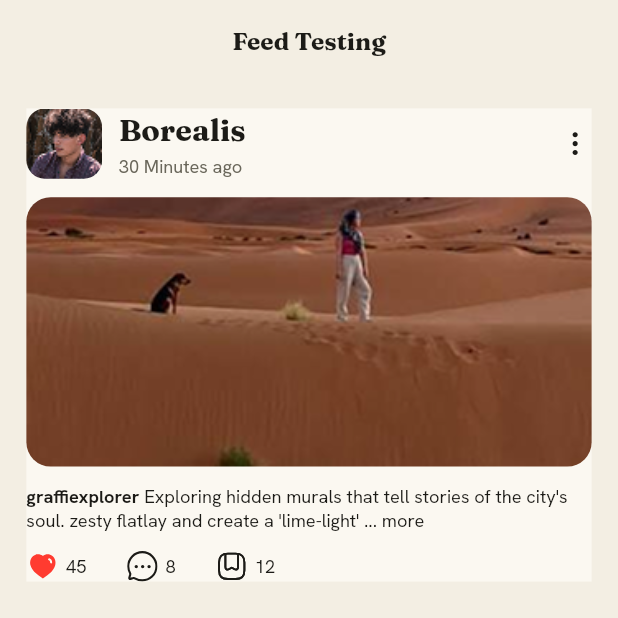
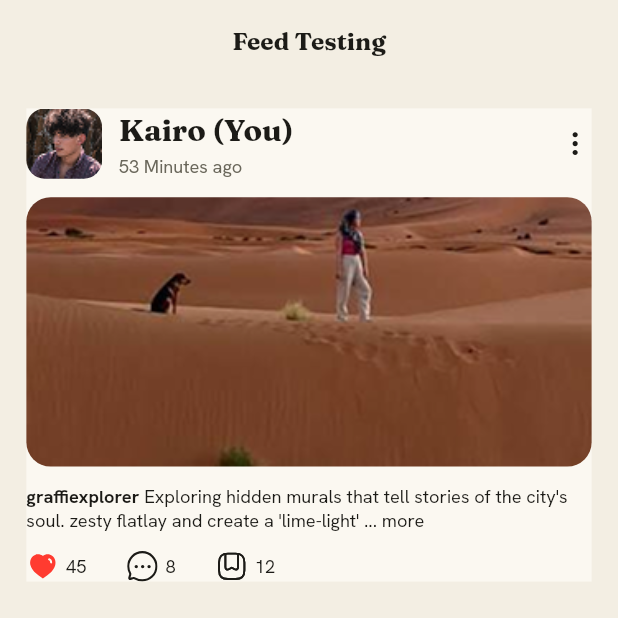
Before and after one commit to aleezasgit/my_community, a Flutter app: the screen it shows after launch, on a phone screen of 412 x 824 dp, the top half of it. Run offline on Flutter 3.47's test engine with Material 3 defaults, Android fonts, the phone set to English and light mode, and no system bars; our stand-ins replace flutter_form_builder, flutter_screenutil, flutter_svg, shared_preferences; missing offline and left inert: navigation_history_observer.

Commit message:
feat:"edited_friendsTab"

```diff
--- a/lib/screens/aleeza_widgets/friends/yourown_post_single_photo.dart
+++ b/lib/screens/aleeza_widgets/friends/yourown_post_single_photo.dart
@@ -246,8 +246,8 @@ class OwnPostSinglePhotoScreen extends StatelessWidget {
 
             // Displaying the static Video Post Component with Mockup Values
             OwnPostSinglePhoto(
-              username: 'Borealis',
-              timeAgo: '30 Minutes ago',
+              username: 'Kairo (You)',
+              timeAgo: '53 Minutes ago',
               avatarPath: 'assets/pngs/Frame 2147229685.png',
               photoPath: 'assets/pngs/Rectangle 88.png',
               captionUser: 'graffiexplorer',
```
